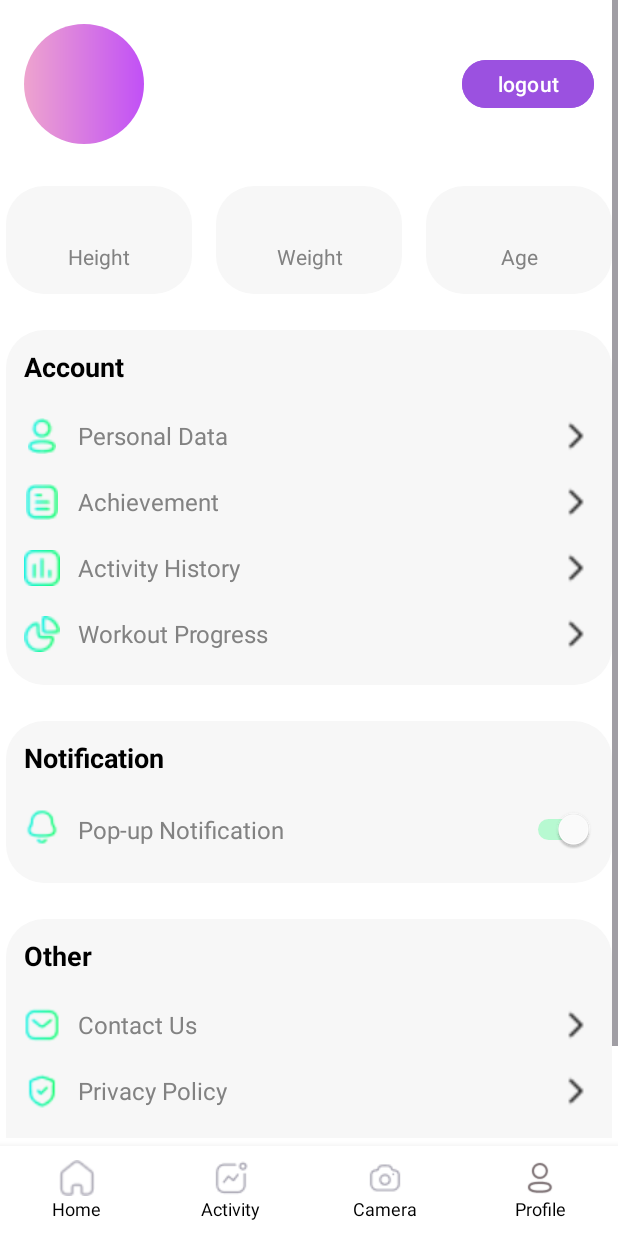
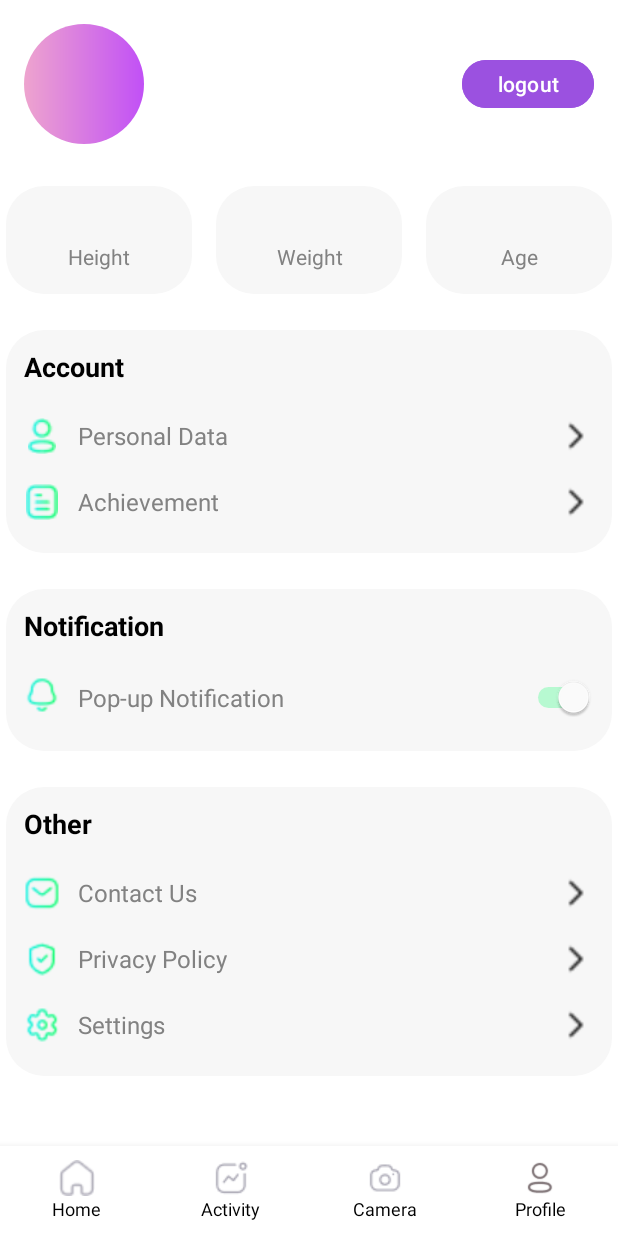
Before and after one commit to M0NSTIEZ/pulseplay, an Android app: the fragment ProfileFragment placed in its activity, on a phone screen of 412 x 824 dp. Run offline under Robolectric (Android 15) with nearby library versions, the phone set to English and light mode, and no system bars; our stand-ins replace Firebase (no records; nobody signed in at launch, a user with empty details on screens opened directly).

Commit message:
another changes

```diff
--- a/app/src/main/res/layout/fragment_profile.xml
+++ b/app/src/main/res/layout/fragment_profile.xml
@@ -270,69 +270,7 @@
                     app:tint="@color/black" />
             </RelativeLayout>
 
-            <!-- Activity History -->
-            <RelativeLayout
-                android:layout_width="match_parent"
-                android:layout_height="wrap_content"
-                android:paddingVertical="10dp">
 
-                <ImageView
-                    android:id="@+id/icon_activity_history"
-                    android:layout_width="24dp"
-                    android:layout_height="24dp"
-                    android:layout_alignParentStart="true"
-                    android:src="@drawable/chart" />
-
-                <TextView
-                    android:layout_width="wrap_content"
-                    android:layout_height="wrap_content"
-                    android:layout_centerVertical="true"
-                    android:layout_marginStart="12dp"
-                    android:layout_toEndOf="@id/icon_activity_history"
-                    android:text="Activity History"
-                    android:textColor="@color/gray"
-                    android:textSize="16sp" />
-
-                <ImageView
-                    android:id="@+id/profilemore3"
-                    android:layout_width="24dp"
-                    android:layout_height="24dp"
-                    android:layout_alignParentEnd="true"
-                    android:src="@drawable/more"
-                    app:tint="@color/black" />
-            </RelativeLayout>
-
-            <!-- Workout Progress -->
-            <RelativeLayout
-                android:layout_width="match_parent"
-                android:layout_height="wrap_content"
-                android:paddingVertical="10dp">
-
-                <ImageView
-                    android:id="@+id/icon_workout_progress"
-                    android:layout_width="24dp"
-                    android:layout_height="24dp"
-                    android:layout_alignParentStart="true"
-                    android:src="@drawable/graph" />
-
-                <TextView
-                    android:layout_width="wrap_content"
-                    android:layout_height="wrap_content"
-                    android:layout_centerVertical="true"
-                    android:layout_marginStart="12dp"
-                    android:layout_toEndOf="@id/icon_workout_progress"
-                    android:text="Workout Progress"
-                    android:textColor="@color/gray"
-                    android:textSize="16sp" />
-
-                <ImageView
-                    android:id="@+id/profilemore4"
-                    android:layout_width="24dp"
-                    android:layout_height="24dp"
-                    android:layout_alignParentEnd="true"
-                    android:src="@drawable/more"
-                    app:tint="@color/black" />
-            </RelativeLayout>
 
         </LinearLayout>
 
```
